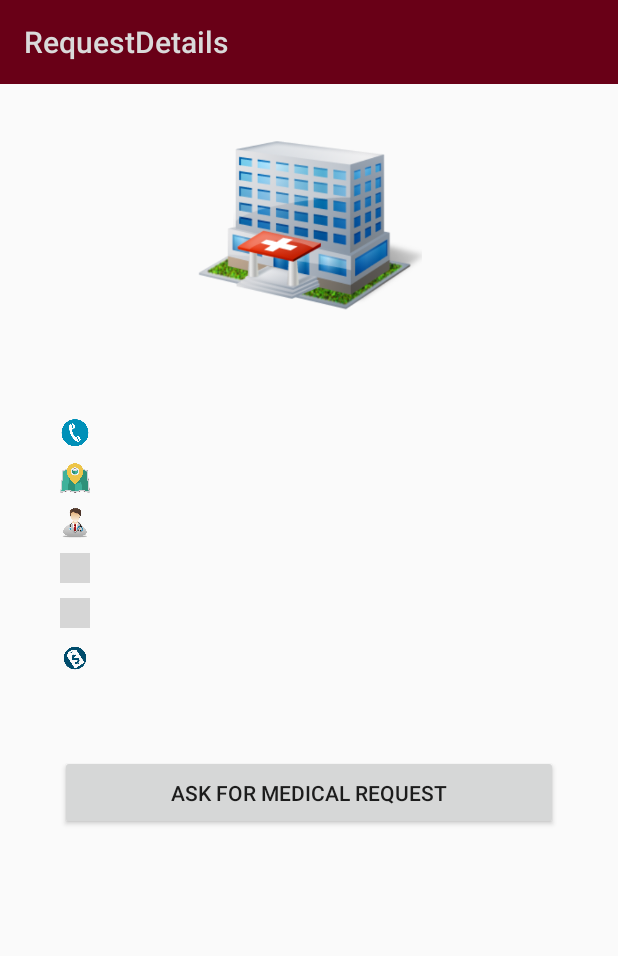
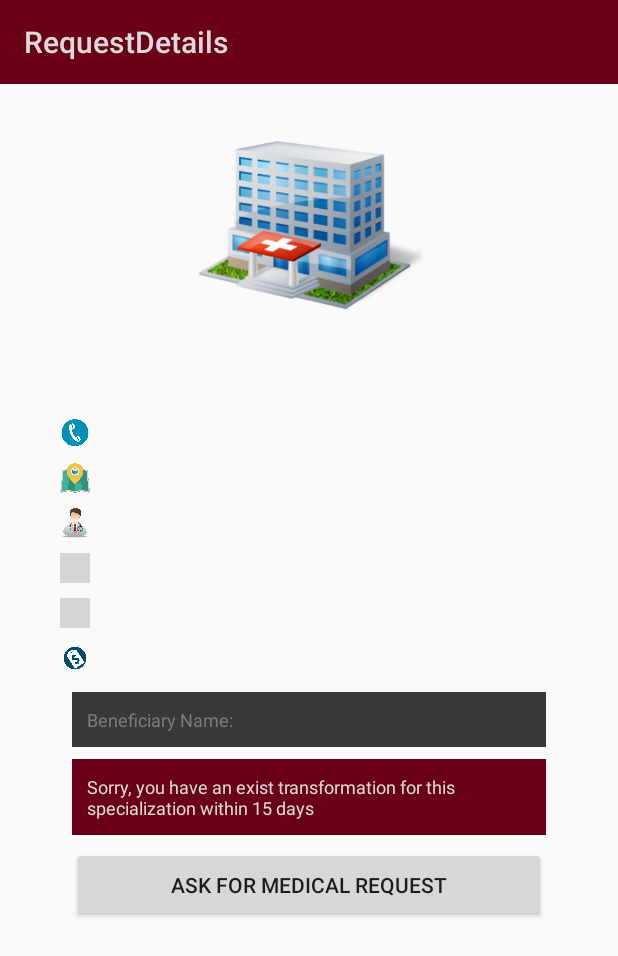
Before and after one commit to mohamedalykarim/BMMedical, an Android app: the RequestDetailsActivity screen opened directly, with no data from a screen before it, on a phone screen of 412 x 824 dp. Shown: the top 956 px of the screen. Run offline under Robolectric (Android 15) with nearby library versions, the light colour scheme and no system bars; our stand-ins replace Firebase (no records; nobody signed in at launch, a user with empty details on screens opened directly), data binding; 7 statements that could not run were skipped; grey boxes are pictures that could not be loaded.

Commit message:
Transaction date

```diff
--- a/app/src/main/java/com/banquemisr/www/bmmedical/data/database/BMMedicalDatabase.java
+++ b/app/src/main/java/com/banquemisr/www/bmmedical/data/database/BMMedicalDatabase.java
@@ -12,6 +12,7 @@ import com.banquemisr.www.bmmedical.ui.login.model.User;
 
 
 @Database(entities = {User.class, MedicalEntity.class, RequestDetails.class}, version = 1)
+@TypeConverters({DateTypeConverter.class})
 public abstract class BMMedicalDatabase extends RoomDatabase {
     private static final String DATABASE_NAME = "com.banquemisr.www.bmmedical";
 
--- a/app/src/main/java/com/banquemisr/www/bmmedical/ui/request_details/RequestDetailsActivity.java
+++ b/app/src/main/java/com/banquemisr/www/bmmedical/ui/request_details/RequestDetailsActivity.java
@@ -133,8 +133,9 @@ public class RequestDetailsActivity extends AppCompatActivity {
                 /**
                  * add the request
                  */
+                requestDetailsViewModel.addTheMedicalRequest(loginViewModel.getUser().getValue(), getApplicationContext());
 
-                requestDetailsViewModel.addTheMedicalRequest(loginViewModel.getUser().getValue());
+                finish();
 
             }
         });
--- a/app/src/main/java/com/banquemisr/www/bmmedical/ui/transaction/TransactionDetailsActivity.java
+++ b/app/src/main/java/com/banquemisr/www/bmmedical/ui/transaction/TransactionDetailsActivity.java
@@ -60,6 +60,7 @@ public class TransactionDetailsActivity extends AppCompatActivity {
 
                     transactionVM.getUser(transaction.getOracle()).observe(this, user->{
                         if(null != user)
+
                         binding.setUser(user);
                     });
                 }
--- a/app/src/main/res/layout/activity_request_details.xml
+++ b/app/src/main/res/layout/activity_request_details.xml
@@ -305,17 +305,55 @@
                             android:layout_width="match_parent"
                             android:layout_height="wrap_content">
 
+                            <EditText
+                                android:id="@+id/search_view"
+                                android:layout_width="match_parent"
+                                android:layout_height="wrap_content"
+                                android:layout_marginStart="8dp"
+                                android:layout_marginTop="8dp"
+                                android:layout_marginEnd="8dp"
+                                android:background="@color/black_transparent"
+                                android:hint="@string/beneficiary_name_title"
+                                android:padding="10dp"
+                                android:text="@={requestDetailsViewModel.benfituaryName}"
+                                android:textAlignment="viewStart"
+                                android:textColor="@color/da"
+                                android:textColorHint="@color/black_transparent_hint"
+                                android:textSize="12sp"
+                                app:layout_constraintEnd_toEndOf="parent"
+                                app:layout_constraintStart_toStartOf="parent"
+                                app:layout_constraintTop_toTopOf="parent" />
+
+
+                            <TextView
+                                android:id="@+id/error_message"
+                                android:layout_width="match_parent"
+                                android:layout_height="wrap_content"
+                                android:layout_marginStart="8dp"
+                                android:layout_marginTop="8dp"
+                                android:layout_marginEnd="8dp"
+                                android:background="@color/colorPrimary"
+                                android:padding="10dp"
+                                android:text="@string/sorry_you_have_an_exist_transformation_for_this_specialization_within_15_days"
+                                android:textColor="@color/da"
+                                android:textSize="12sp"
+                                app:layout_constraintEnd_toEndOf="parent"
+                                app:layout_constraintStart_toStartOf="parent"
+                                app:layout_constraintTop_toBottomOf="@+id/search_view" />
+
 
                             <Button
                                 android:layout_width="match_parent"
                                 android:layout_height="50dp"
-                                android:layout_marginTop="50dp"
+                                android:layout_marginStart="8dp"
+                                android:layout_marginTop="8dp"
+                                android:layout_marginEnd="8dp"
+                                android:onClick="@{()->requestDetailsViewModel.onAskForMedicalRequestClicked()}"
                                 android:text="@string/ask_for_medical_request"
-                                android:onClick="@{()->requestDetailsViewModel.onAskForMedicalRequestClicked()}"
                                 app:layout_constraintBottom_toBottomOf="parent"
                                 app:layout_constraintEnd_toEndOf="parent"
                                 app:layout_constraintStart_toStartOf="parent"
-                                app:layout_constraintTop_toTopOf="parent" />
+                                app:layout_constraintTop_toBottomOf="@+id/error_message" />
 
                         </android.support.constraint.ConstraintLayout>
 
--- a/app/src/main/res/layout/activity_transaction_details.xml
+++ b/app/src/main/res/layout/activity_transaction_details.xml
@@ -90,7 +90,7 @@
                     android:layout_width="wrap_content"
                     android:layout_height="wrap_content"
                     android:layout_marginEnd="8dp"
-                    android:text='@{request.date + ""}'
+                    android:text='@{@string/format(request.date)}'
                     android:textSize="12sp"
                     app:layout_constraintEnd_toEndOf="parent"
                     app:layout_constraintHorizontal_bias="0.0"
@@ -190,7 +190,7 @@
                         android:layout_marginEnd="8dp"
                         android:background="@drawable/rounded1"
                         android:padding="10dp"
-                        android:text="محمود محمد محمود جبر"
+                        android:text="@{request.benfituaryName}"
                         android:textAlignment="viewStart"
                         android:textColor="@color/title_black"
                         android:textSize="12sp"
--- a/app/src/main/res/values/strings.xml
+++ b/app/src/main/res/values/strings.xml
@@ -1,4 +1,7 @@
 <resources>
+    <string name="format">%1$td/%1$tm/%1$tY</string>
+
+
     <string name="app_name">BM Medical</string>
     <string name="action_login">Login</string>
     <string name="password">Password</string>
@@ -50,6 +53,7 @@
     <string name="transformation_number">Transformation Number:</string>
     <string name="branch_title">Branch:</string>
     <string name="beneficiary_name_title">Beneficiary Name:</string>
+    <string name="beneficiary_name">Beneficiary Name</string>
     <string name="address_title">Address:</string>
     <string name="this_transformation_provided_to">This transformation provided to:</string>
     <string name="filter">Filter</string>
@@ -62,4 +66,6 @@
     <string name="service_type_examination_includes_counseling">Service Type: Examination includes counseling</string>
     <string name="transformation_details">Transformation Details</string>
     <string name="employee_information">Employee Information</string>
+    <string name="benfituary_name_self">Self</string>
+    <string name="sorry_you_have_an_exist_transformation_for_this_specialization_within_15_days">Sorry, you have an exist transformation for this specialization within 15 days</string>
 </resources>
```
Also changed, not shown: app/src/main/java/com/banquemisr/www/bmmedical/data/NetworkDataHelper.java (+27 -0 lines), app/src/main/java/com/banquemisr/www/bmmedical/data/database/DateTypeConverter.java (added, +22 -0 lines), app/src/main/java/com/banquemisr/www/bmmedical/ui/request_details/RequestDetailsViewModel.java (+24 -2 lines), app/src/main/java/com/banquemisr/www/bmmedical/ui/request_details/model/RequestDetails.java (+35 -6 lines), 3 other files.
